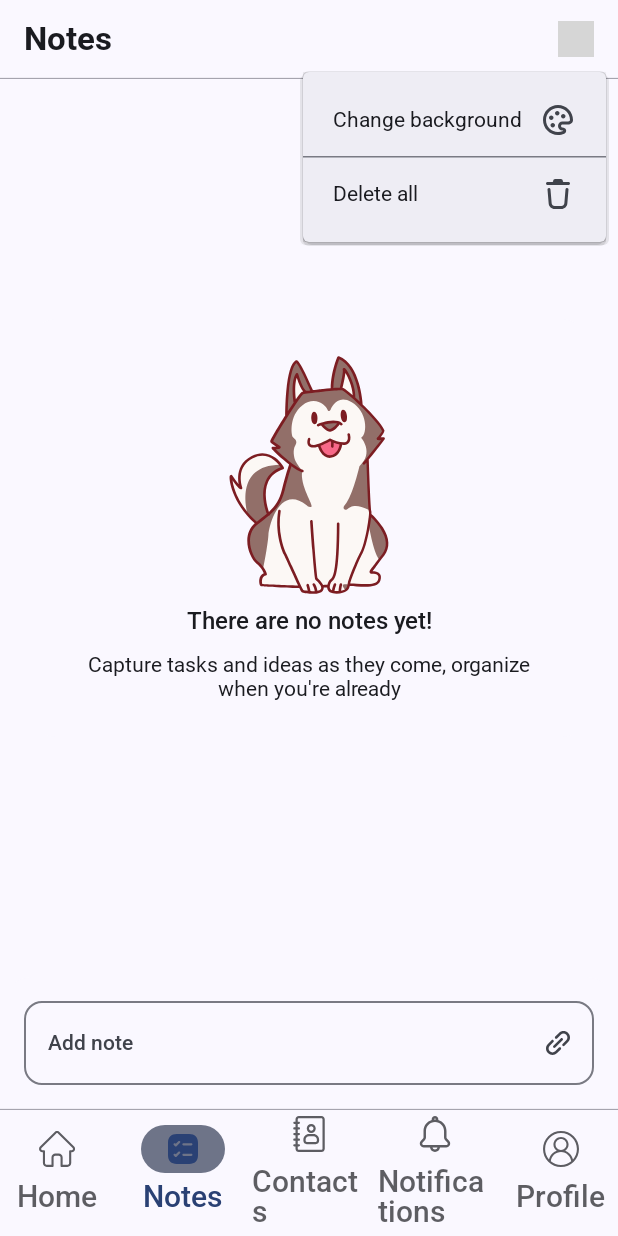
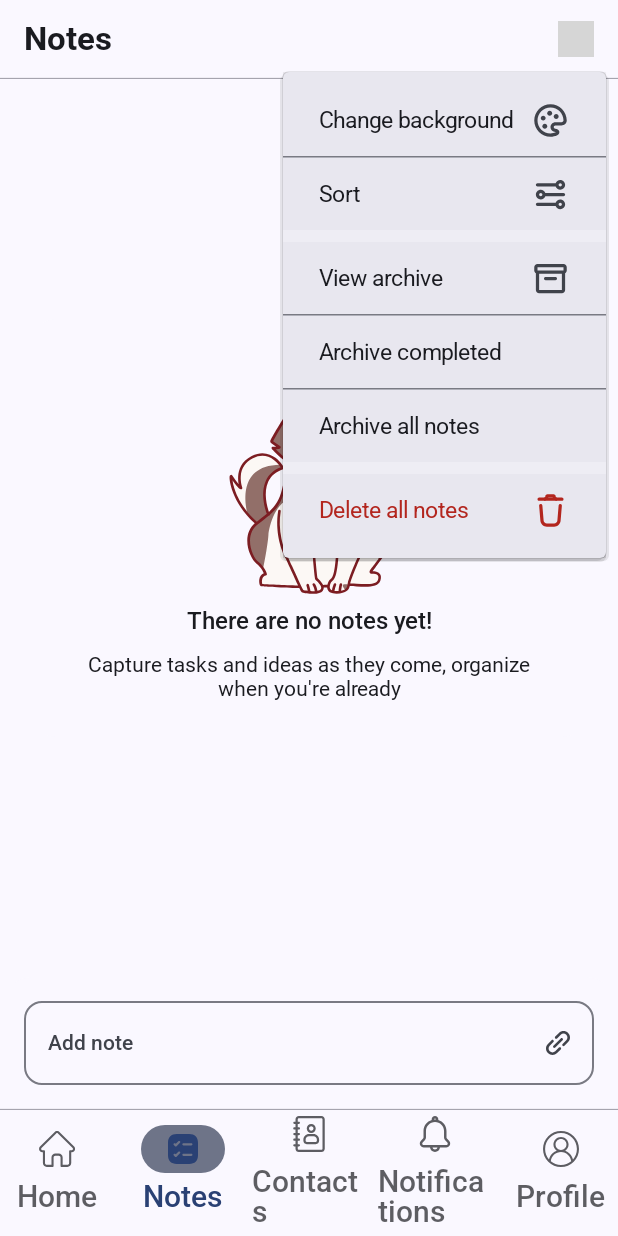
Before and after one commit to Chris-KH/WorkNestApp, an Android app built with Jetpack Compose: the composable NoteScreen shown on its own in the app's theme, after a tap on "More options", on a phone screen of 412 x 824 dp. Run offline under Robolectric (Android 15) with nearby library versions, the phone set to English and light mode, and no system bars; our stand-ins replace Dagger/Hilt's generated code, Firebase (no records; nobody signed in at launch, a user with empty details on screens opened directly); Roboto replaces fonts that are not available here; 1 statement that could not run was skipped; grey boxes are pictures that could not be loaded.

Commit message:
NoteScreen DropdownActions

```diff
--- a/app/src/main/java/com/apcs/worknestapp/data/remote/note/NoteRepository.kt
+++ b/app/src/main/java/com/apcs/worknestapp/data/remote/note/NoteRepository.kt
@@ -10,7 +10,9 @@ interface NoteRepository {
     suspend fun getNote(docId: String): Note
     suspend fun addNote(note: Note)
     suspend fun deleteNote(docId: String)
-    suspend fun deleteAllNote()
+    suspend fun deleteAllNotes()
+    suspend fun archiveAllNotes()
+    suspend fun archiveCompletedNotes()
     suspend fun updateNoteName(docId: String, name: String)
     suspend fun updateNoteCover(docId: String, color: Int?)
     suspend fun updateNoteDescription(docId: String, description: String)
--- a/app/src/main/java/com/apcs/worknestapp/ui/components/ConfirmDialog.kt
+++ b/app/src/main/java/com/apcs/worknestapp/ui/components/ConfirmDialog.kt
@@ -7,11 +7,9 @@ import androidx.compose.foundation.layout.Column
 import androidx.compose.foundation.layout.IntrinsicSize
 import androidx.compose.foundation.layout.Row
 import androidx.compose.foundation.layout.Spacer
-import androidx.compose.foundation.layout.fillMaxHeight
 import androidx.compose.foundation.layout.fillMaxWidth
 import androidx.compose.foundation.layout.height
 import androidx.compose.foundation.layout.padding
-import androidx.compose.foundation.layout.width
 import androidx.compose.foundation.shape.RoundedCornerShape
 import androidx.compose.material3.BasicAlertDialog
 import androidx.compose.material3.ExperimentalMaterial3Api
--- a/app/src/main/java/com/apcs/worknestapp/ui/screens/home/DropdownMenuActions.kt
+++ b/app/src/main/java/com/apcs/worknestapp/ui/screens/home/HomeDropdownActions.kt
@@ -19,7 +19,7 @@ import com.apcs.worknestapp.R
 import com.apcs.worknestapp.ui.theme.Roboto
 
 @Composable
-fun DropdownMenuActions(
+fun HomeDropdownActions(
     expanded: Boolean,
     onDismissRequest: () -> Unit,
     onCreateBoard: () -> Unit,
--- a/app/src/main/java/com/apcs/worknestapp/ui/screens/home/HomeScreen.kt
+++ b/app/src/main/java/com/apcs/worknestapp/ui/screens/home/HomeScreen.kt
@@ -71,7 +71,7 @@ fun HomeScreen(
                                     contentDescription = null,
                                     modifier = Modifier.size(28.dp)
                                 )
-                                DropdownMenuActions(
+                                HomeDropdownActions(
                                     expanded = menuExpanded,
                                     onDismissRequest = { menuExpanded = false },
                                     onCreateBoard = { menuExpanded = false },
@@ -121,7 +121,7 @@ fun HomeScreen(
                                     contentDescription = null,
                                     modifier = Modifier.size(28.dp)
                                 )
-                                DropdownMenuActions(
+                                HomeDropdownActions(
                                     expanded = menuExpanded,
                                     onDismissRequest = { menuExpanded = false },
                                     onCreateBoard = { menuExpanded = false },
--- /dev/null
+++ b/app/src/main/java/com/apcs/worknestapp/ui/screens/note/NoteDropdownActions.kt
@@ -0,0 +1,136 @@
+package com.apcs.worknestapp.ui.screens.note
+
+import androidx.compose.foundation.layout.PaddingValues
+import androidx.compose.foundation.layout.size
+import androidx.compose.material3.DropdownMenu
+import androidx.compose.material3.DropdownMenuItem
+import androidx.compose.material3.HorizontalDivider
+import androidx.compose.material3.Icon
+import androidx.compose.material3.MaterialTheme
+import androidx.compose.material3.MenuDefaults
+import androidx.compose.material3.Text
+import androidx.compose.runtime.Composable
+import androidx.compose.ui.Modifier
+import androidx.compose.ui.res.painterResource
+import androidx.compose.ui.text.TextStyle
+import androidx.compose.ui.text.font.FontWeight
+import androidx.compose.ui.unit.dp
+import androidx.compose.ui.unit.sp
+import com.apcs.worknestapp.R
+import com.apcs.worknestapp.ui.theme.Roboto
+
+@Composable
+fun NoteDropdownActions(
+    expanded: Boolean,
+    onDismissRequest: () -> Unit,
+    onChangeBackground: () -> Unit,
+    onSort: () -> Unit,
+    onViewArchive: () -> Unit,
+    onArchiveCompletedNotes: () -> Unit,
+    onArchiveAllNotes: () -> Unit,
+    onDeleteAllNotes: () -> Unit,
+) {
+    DropdownMenu(
+        expanded = expanded,
+        onDismissRequest = onDismissRequest,
+        containerColor = MaterialTheme.colorScheme.surfaceContainerHigh,
+    ) {
+        val dropdownTextStyle = TextStyle(
+            fontSize = 15.sp, lineHeight = 16.sp,
+            fontFamily = Roboto, fontWeight = FontWeight.Normal,
+        )
+        val horizontalPadding = 24.dp
+        val iconSize = 26.dp
+
+        // GROUP 1
+        DropdownMenuItem(
+            text = {
+                Text(text = "Change background", style = dropdownTextStyle)
+            },
+            onClick = { onChangeBackground() },
+            trailingIcon = {
+                Icon(
+                    painter = painterResource(R.drawable.outline_palette),
+                    contentDescription = "Change background",
+                    modifier = Modifier.size(iconSize),
+                )
+            },
+            contentPadding = PaddingValues(horizontal = horizontalPadding)
+        )
+        HorizontalDivider()
+        DropdownMenuItem(
+            text = {
+                Text(text = "Sort", style = dropdownTextStyle)
+            },
+            onClick = { onSort() },
+            trailingIcon = {
+                Icon(
+                    painter = painterResource(R.drawable.outline_sort),
+                    contentDescription = "Sort notes by",
+                    modifier = Modifier.size(iconSize),
+                )
+            },
+            contentPadding = PaddingValues(horizontal = horizontalPadding)
+        )
+        HorizontalDivider(
+            thickness = 8.dp,
+            color = MaterialTheme.colorScheme.surfaceContainer
+        )
+
+        // GROUP 2
+        DropdownMenuItem(
+            text = {
+                Text(text = "View archive", style = dropdownTextStyle)
+            },
+            trailingIcon = {
+                Icon(
+                    painter = painterResource(R.drawable.outline_archive),
+                    contentDescription = "Change background",
+                    modifier = Modifier.size(iconSize),
+                )
+            },
+            onClick = onViewArchive,
+            contentPadding = PaddingValues(horizontal = horizontalPadding)
+        )
+        HorizontalDivider()
+        DropdownMenuItem(
+            text = {
+                Text(text = "Archive completed", style = dropdownTextStyle)
+            },
+            onClick = onArchiveCompletedNotes,
+            contentPadding = PaddingValues(horizontal = horizontalPadding)
+        )
+        HorizontalDivider()
+        DropdownMenuItem(
+            text = {
+                Text(text = "Archive all notes", style = dropdownTextStyle)
+            },
+            onClick = onArchiveAllNotes,
+            contentPadding = PaddingValues(horizontal = horizontalPadding)
+        )
+        HorizontalDivider(
+            thickness = 8.dp,
+            color = MaterialTheme.colorScheme.surfaceContainer
+        )
+
+        // GROUP 3
+        DropdownMenuItem(
+            colors = MenuDefaults.itemColors(
+                textColor = MaterialTheme.colorScheme.error,
+                trailingIconColor = MaterialTheme.colorScheme.error,
+            ),
+            text = {
+                Text(text = "Delete all notes", style = dropdownTextStyle)
+            },
+            onClick = onDeleteAllNotes,
+            trailingIcon = {
+                Icon(
+                    painter = painterResource(R.drawable.outline_trash),
+                    contentDescription = "Delete all",
+                    modifier = Modifier.size(iconSize),
+                )
+            },
+            contentPadding = PaddingValues(horizontal = horizontalPadding)
+        )
+    }
+}
--- a/app/src/main/java/com/apcs/worknestapp/ui/screens/note/NoteScreen.kt
+++ b/app/src/main/java/com/apcs/worknestapp/ui/screens/note/NoteScreen.kt
@@ -22,17 +22,13 @@ import androidx.compose.foundation.lazy.itemsIndexed
 import androidx.compose.foundation.rememberScrollState
 import androidx.compose.foundation.shape.CircleShape
 import androidx.compose.foundation.verticalScroll
-import androidx.compose.material3.DropdownMenu
-import androidx.compose.material3.DropdownMenuItem
 import androidx.compose.material3.ExperimentalMaterial3Api
-import androidx.compose.material3.HorizontalDivider
 import androidx.compose.material3.Icon
 import androidx.compose.material3.IconButton
 import androidx.compose.material3.IconButtonDefaults
 import androidx.compose.material3.MaterialTheme
 import androidx.compose.material3.Scaffold
 import androidx.compose.material3.SnackbarHostState
-import androidx.compose.material3.Text
 import androidx.compose.material3.pulltorefresh.PullToRefreshBox
 import androidx.compose.runtime.Composable
 import androidx.compose.runtime.LaunchedEffect
@@ -47,11 +43,8 @@ import androidx.compose.ui.draw.rotate
 import androidx.compose.ui.graphics.Color
 import androidx.compose.ui.platform.LocalFocusManager
 import androidx.compose.ui.res.painterResource
-import androidx.compose.ui.text.TextStyle
-import androidx.compose.ui.text.font.FontWeight
 import androidx.compose.ui.unit.LayoutDirection
 import androidx.compose.ui.unit.dp
-import androidx.compose.ui.unit.sp
 import androidx.compose.ui.zIndex
 import androidx.hilt.navigation.compose.hiltViewModel
 import androidx.navigation.NavHostController
@@ -62,7 +55,6 @@ import com.apcs.worknestapp.ui.components.LoadingScreen
 import com.apcs.worknestapp.ui.components.bottombar.MainBottomBar
 import com.apcs.worknestapp.ui.components.topbar.MainTopBar
 import com.apcs.worknestapp.ui.screens.Screen
-import com.apcs.worknestapp.ui.theme.Roboto
 import com.google.firebase.Timestamp
 import kotlinx.coroutines.launch
 
@@ -133,10 +125,10 @@ fun NoteScreen(
                         }
                     }
                     IconButton(
+                        enabled = !showActionMenu,
                         onClick = { showActionMenu = true },
                         colors = IconButtonDefaults.iconButtonColors(
                             contentColor = MaterialTheme.colorScheme.primary,
-                            disabledContentColor = Color.Unspecified,
                         )
                     ) {
                         Icon(
@@ -146,63 +138,49 @@ fun NoteScreen(
                                 .size(24.dp)
                                 .rotate(-90f)
                         )
-                        DropdownMenu(
+                        NoteDropdownActions(
                             expanded = showActionMenu,
                             onDismissRequest = { showActionMenu = false },
-                            containerColor = MaterialTheme.colorScheme.surfaceContainer,
-                        ) {
-                            val dropdownTextStyle = TextStyle(
-                                fontSize = 14.sp, lineHeight = 14.sp,
-                                fontFamily = Roboto, fontWeight = FontWeight.Normal,
-                            )
-                            val horizontalPadding = 20.dp
-                            DropdownMenuItem(
-                                text = {
-                                    Text(
-                                        text = "Change background",
-                                        style = dropdownTextStyle
-                                    )
-                                },
-                                onClick = {}, //  onEditClick() },
-                                trailingIcon = {
-                                    Icon(
-                                        painter = painterResource(R.drawable.outline_palette),
-                                        contentDescription = "Change background",
-                                        modifier = Modifier.size(24.dp),
-                                    )
-                                },
-                                contentPadding = PaddingValues(horizontal = horizontalPadding)
-                            )
-                            HorizontalDivider()
-                            DropdownMenuItem(
-                                text = {
-                                    Text(
-                                        text = "Delete all",
-                                        style = dropdownTextStyle
-                                    )
-                                },
-                                onClick = {
+                            onChangeBackground = {},
+                            onSort = {},
+                            onViewArchive = {},
+                            onArchiveCompletedNotes = {
                                 coroutineScope.launch {
-                                        val isSuccess = noteViewModel.deleteAllNote()
+                                    val isSuccess = noteViewModel.archiveCompletedNotes()
                                     if (!isSuccess) {
                                         snackbarHost.showSnackbar(
-                                                message = "Delete all note failed",
+                                            message = "Archive completed notes failed",
                                             withDismissAction = true,
                                         )
                                     }
                                     showActionMenu = false
                                 }
                             },
-                                trailingIcon = {
-                                    Icon(
-                                        painter = painterResource(R.drawable.outline_trash),
-                                        contentDescription = "Delete all",
-                                        modifier = Modifier.size(24.dp),
-                                    )
-                                },
-                                contentPadding = PaddingValues(horizontal = horizontalPadding)
+                            onArchiveAllNotes = {
+                                coroutineScope.launch {
+                                    val isSuccess = noteViewModel.archiveAllNotes()
+                                    if (!isSuccess) {
+                                        snackbarHost.showSnackbar(
+                                            message = "Archive all notes failed",
+                                            withDismissAction = true,
                                         )
                                     }
+                                    showActionMenu = false
+                                }
+                            },
+                            onDeleteAllNotes = {
+                                coroutineScope.launch {
+                                    val isSuccess = noteViewModel.deleteAllNotes()
+                                    if (!isSuccess) {
+                                        snackbarHost.showSnackbar(
+                                            message = "Delete all notes failed",
+                                            withDismissAction = true,
+                                        )
+                                    }
+                                    showActionMenu = false
+                                }
+                            }
+                        )
                     }
                 }
             )
@@ -270,12 +248,10 @@ fun NoteScreen(
                             val isSuccess = noteViewModel.refreshNotes()
                             isRefreshing = false
 
-                            if (!isSuccess) {
-                                snackbarHost.showSnackbar(
+                            if (!isSuccess) snackbarHost.showSnackbar(
                                 message = "Refresh notes failed. Something not work",
                                 withDismissAction = true,
                             )
-                            }
                         }
                     },
                     modifier = Modifier.weight(1f)
--- a/app/src/main/java/com/apcs/worknestapp/ui/screens/note_detail/NoteDetailActions.kt
+++ b/app/src/main/java/com/apcs/worknestapp/ui/screens/note_detail/NoteDetailActions.kt
@@ -41,7 +41,6 @@ fun NoteDetailActions(
                 .size(24.dp)
                 .rotate(-90f)
         )
-    }
         DropdownMenu(
             expanded = showSubMenu,
             onDismissRequest = { showSubMenu = false },
@@ -49,7 +48,8 @@ fun NoteDetailActions(
             shadowElevation = 32.dp,
             shape = RoundedCornerShape(25f),
             modifier = Modifier.widthIn(min = 160.dp),
-    ) {
+        )
+        {
             DropdownMenuItem(
                 text = {
                     Text(
@@ -94,3 +94,4 @@ fun NoteDetailActions(
             )
         }
     }
+}
--- /dev/null
+++ b/app/src/main/res/drawable/outline_sort.xml
@@ -0,0 +1,10 @@
+<vector xmlns:android="http://schemas.android.com/apk/res/android"
+    android:width="24dp"
+    android:height="24dp"
+    android:viewportWidth="24"
+    android:viewportHeight="24">
+  <path
+      android:pathData="m18,5c-0.552,0 -1,0.448 -1,1s0.448,1 1,1 1,-0.448 1,-1 -0.448,-1 -1,-1zM15.171,5c0.412,-1.165 1.523,-2 2.829,-2 1.657,0 3,1.343 3,3s-1.343,3 -3,3c-1.306,0 -2.418,-0.835 -2.829,-2h-11.171c-0.552,0 -1,-0.448 -1,-1s0.448,-1 1,-1zM6,11c-0.552,0 -1,0.448 -1,1s0.448,1 1,1 1,-0.448 1,-1 -0.448,-1 -1,-1zM3,12c0,-1.657 1.343,-3 3,-3 1.306,0 2.417,0.835 2.829,2h11.171c0.552,0 1,0.448 1,1s-0.448,1 -1,1h-11.171c-0.412,1.165 -1.523,2 -2.829,2 -1.657,0 -3,-1.343 -3,-3zM18,17c-0.552,0 -1,0.448 -1,1s0.448,1 1,1 1,-0.448 1,-1 -0.448,-1 -1,-1zM15.171,17c0.412,-1.165 1.523,-2 2.829,-2 1.657,0 3,1.343 3,3s-1.343,3 -3,3c-1.306,0 -2.418,-0.835 -2.829,-2h-11.171c-0.552,0 -1,-0.448 -1,-1s0.448,-1 1,-1z"
+      android:fillColor="#000000"
+      android:fillType="evenOdd"/>
+</vector>
```
Also changed, not shown: app/src/main/java/com/apcs/worknestapp/data/remote/note/NoteRepositoryImpl.kt (+60 -2 lines), app/src/main/java/com/apcs/worknestapp/data/remote/note/NoteViewModel.kt (+23 -3 lines), app/src/main/java/com/apcs/worknestapp/ui/screens/edit_profile_detail/EditProfileDetailScreen.kt (+29 -10 lines), app/src/main/java/com/apcs/worknestapp/ui/screens/note/NoteItemDialog.kt (+6 -5 lines), app/src/main/res/drawable/outline_archive.xml (+6 -24 lines), app/src/main/res/drawable/outline_store.xml (added, +18 -0 lines). Lines whose indentation alone changed are shown as unchanged.
